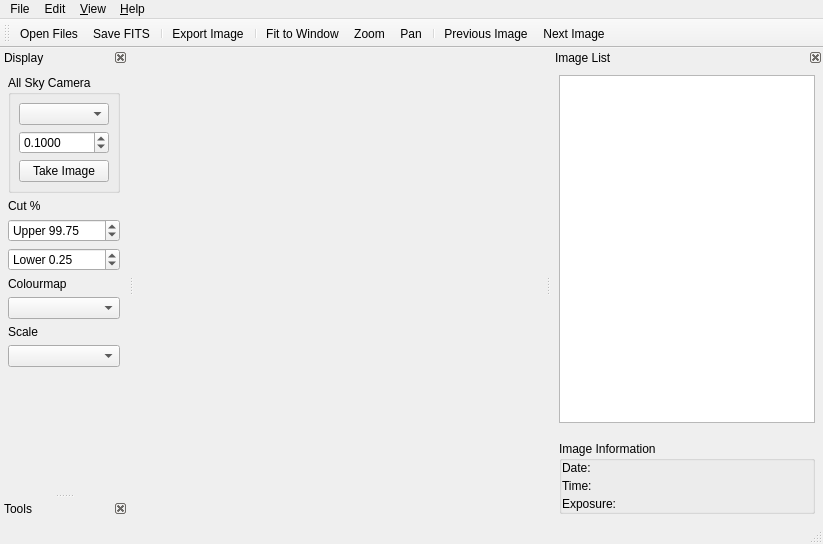
badders/pyfitsview, file ui/viewer.ui: the form before one commit.
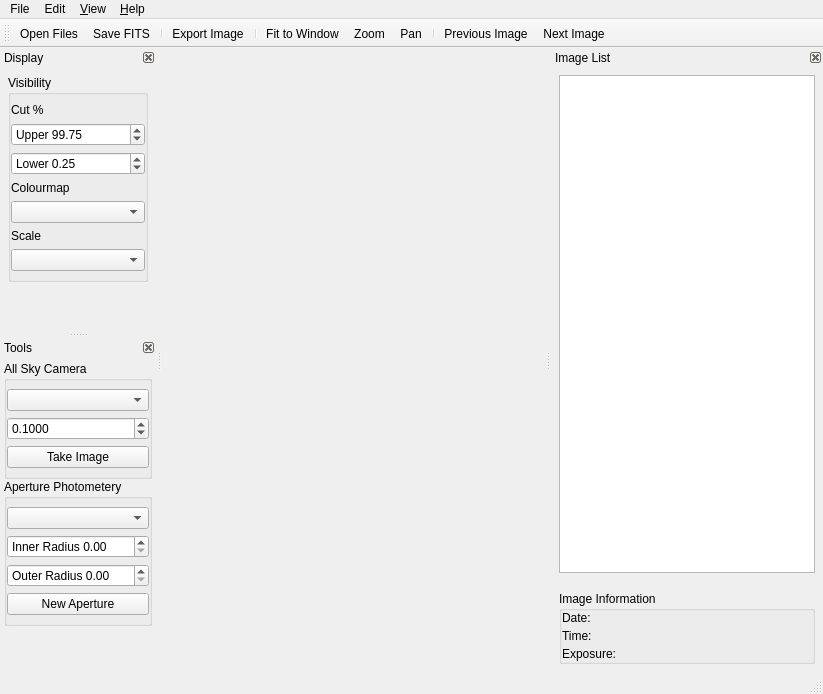
The form after the commit. Icons and pictures are not drawn.

Commit message: Tidy up ui a little * Move allsky control to tools panel * Comment gui construction more

The edit to the form file:
```diff
--- a/ui/viewer.ui
+++ b/ui/viewer.ui
@@ -7,7 +7,7 @@
     <x>0</x>
     <y>0</y>
     <width>823</width>
-    <height>544</height>
+    <height>694</height>
    </rect>
   </property>
   <property name="windowTitle">
@@ -143,49 +143,26 @@
         <number>8</number>
        </property>
        <item>
-        <widget class="QGroupBox" name="allSkyControls">
-         <property name="sizePolicy">
-          <sizepolicy hsizetype="Preferred" vsizetype="Fixed">
-           <horstretch>0</horstretch>
-           <verstretch>0</verstretch>
-          </sizepolicy>
-         </property>
+        <widget class="QGroupBox" name="groupBox_2">
          <property name="title">
-          <string>All Sky Camera</string>
+          <string>Visibility</string>
          </property>
          <property name="flat">
-          <bool>false</bool>
+          <bool>true</bool>
          </property>
-         <layout class="QVBoxLayout" name="verticalLayout_8">
-          <property name="margin">
+         <layout class="QVBoxLayout" name="verticalLayout_4">
+          <property name="leftMargin">
+           <number>0</number>
+          </property>
+          <property name="topMargin">
            <number>8</number>
           </property>
-          <item>
-           <widget class="QComboBox" name="portChoice"/>
-          </item>
-          <item>
-           <widget class="QDoubleSpinBox" name="exposureTime">
-            <property name="decimals">
-             <number>4</number>
-            </property>
-            <property name="maximum">
-             <double>653.359900000000039</double>
-            </property>
-            <property name="value">
-             <double>0.100000000000000</double>
-            </property>
-           </widget>
-          </item>
-          <item>
-           <widget class="QPushButton" name="takeImage">
-            <property name="text">
-             <string>Take Image</string>
-            </property>
-           </widget>
-          </item>
-         </layout>
-        </widget>
-       </item>
+          <property name="rightMargin">
+           <number>0</number>
+          </property>
+          <property name="bottomMargin">
+           <number>8</number>
+          </property>
        <item>
         <widget class="QLabel" name="label_5">
          <property name="sizePolicy">
@@ -269,6 +246,9 @@
        <item>
         <widget class="QComboBox" name="normalisation"/>
        </item>
+         </layout>
+        </widget>
+       </item>
        <item>
         <spacer name="verticalSpacer">
          <property name="orientation">
@@ -463,7 +443,154 @@
    <attribute name="dockWidgetArea">
     <number>1</number>
    </attribute>
-   <widget class="QWidget" name="dockWidgetContents"/>
+   <widget class="QWidget" name="dockWidgetContents">
+    <layout class="QVBoxLayout" name="verticalLayout">
+     <property name="spacing">
+      <number>0</number>
+     </property>
+     <property name="margin">
+      <number>4</number>
+     </property>
+     <item>
+      <widget class="QGroupBox" name="allSkyControls">
+       <property name="sizePolicy">
+        <sizepolicy hsizetype="Preferred" vsizetype="Fixed">
+         <horstretch>0</horstretch>
+         <verstretch>0</verstretch>
+        </sizepolicy>
+       </property>
+       <property name="title">
+        <string>All Sky Camera</string>
+       </property>
+       <property name="flat">
+        <bool>true</bool>
+       </property>
+       <property name="checkable">
+        <bool>false</bool>
+       </property>
+       <property name="checked">
+        <bool>false</bool>
+       </property>
+       <layout class="QVBoxLayout" name="verticalLayout_8">
+        <property name="spacing">
+         <number>-1</number>
+        </property>
+        <property name="leftMargin">
+         <number>0</number>
+        </property>
+        <property name="topMargin">
+         <number>8</number>
+        </property>
+        <property name="rightMargin">
+         <number>0</number>
+        </property>
+        <property name="bottomMargin">
+         <number>8</number>
+        </property>
+        <item>
+         <widget class="QComboBox" name="portChoice"/>
+        </item>
+        <item>
+         <widget class="QDoubleSpinBox" name="exposureTime">
+          <property name="decimals">
+           <number>4</number>
+          </property>
+          <property name="maximum">
+           <double>653.359900000000039</double>
+          </property>
+          <property name="value">
+           <double>0.100000000000000</double>
+          </property>
+         </widget>
+        </item>
+        <item>
+         <widget class="QPushButton" name="takeImage">
+          <property name="text">
+           <string>Take Image</string>
+          </property>
+         </widget>
+        </item>
+       </layout>
+      </widget>
+     </item>
+     <item>
+      <widget class="QGroupBox" name="apertureTools">
+       <property name="title">
+        <string>Aperture Photometery</string>
+       </property>
+       <property name="alignment">
+        <set>Qt::AlignLeading|Qt::AlignLeft|Qt::AlignTop</set>
+       </property>
+       <property name="flat">
+        <bool>true</bool>
+       </property>
+       <property name="checkable">
+        <bool>false</bool>
+       </property>
+       <layout class="QVBoxLayout" name="verticalLayout_3">
+        <property name="leftMargin">
+         <number>0</number>
+        </property>
+        <property name="topMargin">
+         <number>8</number>
+        </property>
+        <property name="rightMargin">
+         <number>0</number>
+        </property>
+        <property name="bottomMargin">
+         <number>8</number>
+        </property>
+        <item>
+         <widget class="QComboBox" name="apertureList"/>
+        </item>
+        <item>
+         <widget class="QDoubleSpinBox" name="apertureRadius">
+          <property name="alignment">
+           <set>Qt::AlignLeading|Qt::AlignLeft|Qt::AlignVCenter</set>
+          </property>
+          <property name="buttonSymbols">
+           <enum>QAbstractSpinBox::UpDownArrows</enum>
+          </property>
+          <property name="prefix">
+           <string>Inner Radius </string>
+          </property>
+          <property name="maximum">
+           <double>1000.000000000000000</double>
+          </property>
+         </widget>
+        </item>
+        <item>
+         <widget class="QDoubleSpinBox" name="apetureBGRadius">
+          <property name="prefix">
+           <string>Outer Radius </string>
+          </property>
+         </widget>
+        </item>
+        <item>
+         <widget class="QPushButton" name="apertureCreate">
+          <property name="text">
+           <string>New Aperture</string>
+          </property>
+         </widget>
+        </item>
+       </layout>
+      </widget>
+     </item>
+     <item>
+      <spacer name="verticalSpacer_2">
+       <property name="orientation">
+        <enum>Qt::Vertical</enum>
+       </property>
+       <property name="sizeHint" stdset="0">
+        <size>
+         <width>20</width>
+         <height>40</height>
+        </size>
+       </property>
+      </spacer>
+     </item>
+    </layout>
+   </widget>
   </widget>
   <action name="actionQuit">
    <property name="icon">
```
Lines whose indentation alone changed are shown as unchanged. The commit also changes 1 other file.
